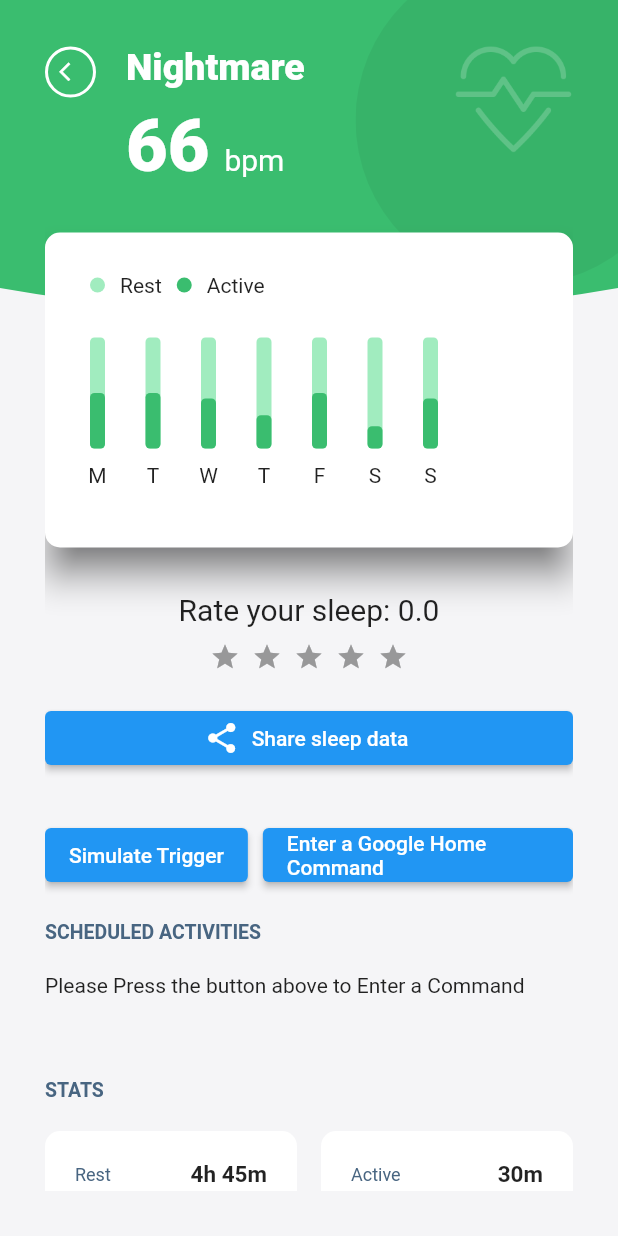
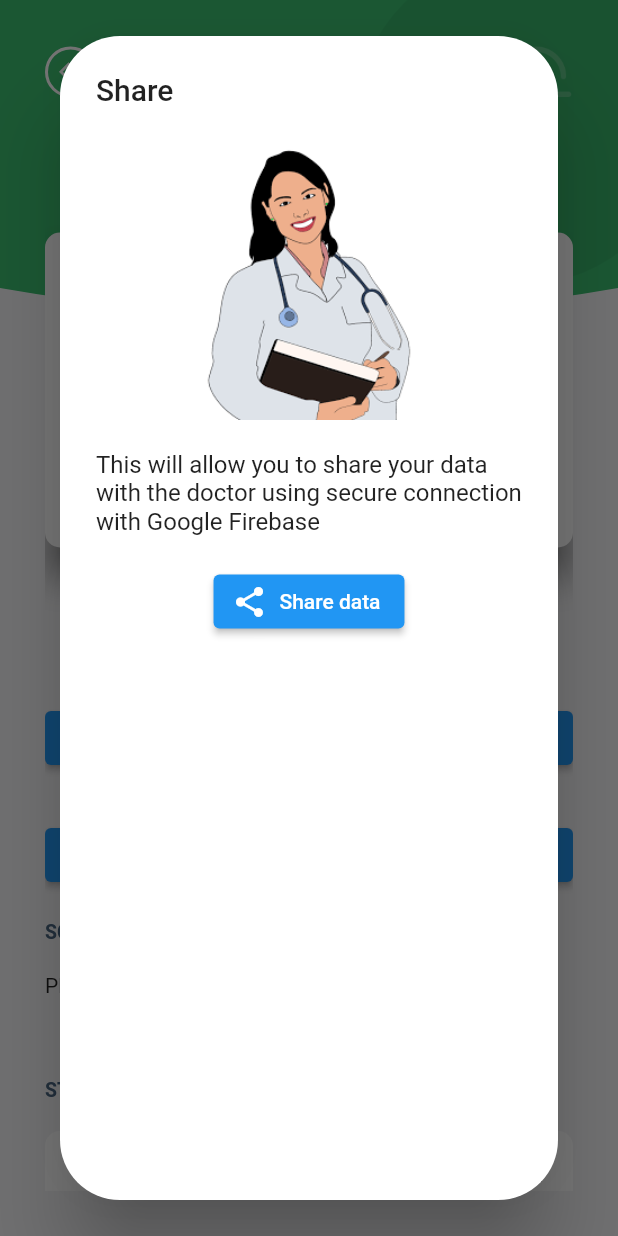
Before and after one commit to OkekeFabian/stressApp, a Flutter app: the DetailScreen screen opened directly, after a tap on "Share sleep data", on a phone screen of 412 x 824 dp. Run offline on Flutter 3.47's test engine with Material 2 defaults, Android fonts, the phone set to English and light mode, and no system bars; drawn by our look-alikes of flutter_rating_bar; our stand-ins replace flutter_tts, introduction_screen, keyboard_dismisser, lottie.

```diff
--- a/lib/screens/detail_screen.dart
+++ b/lib/screens/detail_screen.dart
@@ -29,6 +29,15 @@ class _DetailScreenState extends State<DetailScreen> {
   final double _itemExtent = 50.0;
   bool isSwitched = false;
   final FlutterTts flutterTts = FlutterTts();
+
+  int level = 45;
+
+  Widget _buildImage(String assetName) {
+    return Align(
+      child: Image.asset(assetName, width: 150.0),
+      alignment: Alignment.bottomCenter,
+    );
+  }
 
   @override
   Widget build(BuildContext context) {
@@ -171,7 +180,7 @@ class _DetailScreenState extends State<DetailScreen> {
                                   color: Constants.lightGreen,
                                   shape: BoxShape.circle),
                             ),
-                            const Text("Rest"),
+                            const Text("Asleep"),
                             Container(
                               margin: const EdgeInsets.only(
                                   left: 10.0, right: 10.0),
@@ -181,7 +190,16 @@ class _DetailScreenState extends State<DetailScreen> {
                                   color: Constants.darkGreen,
                                   shape: BoxShape.circle),
                             ),
-                            const Text("Active"),
+                            const Text("Awake"),
+                            Container(
+                              margin: const EdgeInsets.only(
+                                  left: 10.0, right: 10.0),
+                              width: 10,
+                              height: 10,
+                              decoration: const BoxDecoration(
+                                  color: Colors.red, shape: BoxShape.circle),
+                            ),
+                            const Text("Nightmare"),
                           ],
                         ),
                         const SizedBox(height: 20),
@@ -193,37 +211,37 @@ class _DetailScreenState extends State<DetailScreen> {
                             children: [
                               ProgressVertical(
                                 value: 50,
-                                date: "M",
+                                date: "1",
                                 isShowDate: true,
                               ),
                               ProgressVertical(
                                 value: 50,
-                                date: "T",
+                                date: "2",
                                 isShowDate: true,
                               ),
                               ProgressVertical(
                                 value: 45,
-                                date: "W",
+                                date: "3",
                                 isShowDate: true,
                               ),
                               ProgressVertical(
                                 value: 30,
-                                date: "T",
+                                date: "4",
                                 isShowDate: true,
                               ),
                               ProgressVertical(
                                 value: 50,
-                                date: "F",
+                                date: "5",
                                 isShowDate: true,
                               ),
                               ProgressVertical(
                                 value: 20,
-                                date: "S",
+                                date: "6",
                                 isShowDate: true,
                               ),
                               ProgressVertical(
-                                value: 45,
-                                date: "S",
+                                value: level,
+                                date: "7",
                                 isShowDate: true,
                               ),
                             ],
@@ -242,16 +260,17 @@ class _DetailScreenState extends State<DetailScreen> {
                     children: [
                       Text(
                         'Rate your sleep: $rating',
-                        style: TextStyle(fontSize: 20),
+                        style: const TextStyle(fontSize: 20),
                       ),
                       const SizedBox(height: 10),
                       RatingBar.builder(
                           minRating: 1,
                           itemSize: 20,
-                          itemPadding: EdgeInsets.symmetric(horizontal: 4),
+                          itemPadding:
+                              const EdgeInsets.symmetric(horizontal: 4),
                           updateOnDrag: true,
                           itemBuilder: (context, _) =>
-                              Icon(Icons.star, color: Colors.amber),
+                              const Icon(Icons.star, color: Colors.amber),
                           onRatingUpdate: (rating) => setState(() {
                                 this.rating = rating;
                               })),
@@ -260,7 +279,36 @@ class _DetailScreenState extends State<DetailScreen> {
                 ),
                 const SizedBox(height: 20),
                 ElevatedButton.icon(
-                    onPressed: () {},
+                    onPressed: () {
+                      showDialog(
+                          context: context,
+                          builder: (BuildContext context) {
+                            return AlertDialog(
+                              shape: RoundedRectangleBorder(
+                                  borderRadius: BorderRadius.circular(40)),
+                              title: const Text('Share '),
+                              content: Container(
+                                child: Column(
+                                  children: [
+                                    _buildImage('assets/icons/doctor.jpg'),
+                                    const SizedBox(
+                                      height: 20,
+                                    ),
+                                    const Text(
+                                        "This will allow you to share your data with the doctor using secure connection with Google Firebase "),
+                                    const SizedBox(
+                                      height: 20,
+                                    ),
+                                    ElevatedButton.icon(
+                                        onPressed: () {},
+                                        icon: const Icon(Icons.share),
+                                        label: const Text('Share data')),
+                                  ],
+                                ),
+                              ),
+                            );
+                          });
+                    },
                     icon: const Icon(Icons.share),
                     label: const Text('Share sleep data')),
                 const SizedBox(height: 30),
@@ -269,7 +317,20 @@ class _DetailScreenState extends State<DetailScreen> {
                   mainAxisAlignment: MainAxisAlignment.spaceEvenly,
                   children: [
                     ElevatedButton(
-                        onPressed: getBatteryLevel,
+                        onPressed: (() {
+                          getBatteryLevel;
+                          setState(() {
+                            level = 90;
+                            ScaffoldMessenger.of(context)
+                                .showSnackBar(const SnackBar(
+                                    backgroundColor: Colors.red,
+                                    content: SizedBox(
+                                      height: 40,
+                                      child: Text(
+                                          'Nightmare detected, activating respective command'),
+                                    )));
+                          });
+                        }),
                         child: const Text("Simulate Trigger")),
                     const SizedBox(width: 10),
                     Expanded(
--- a/lib/screens/register.dart
+++ b/lib/screens/register.dart
@@ -54,6 +54,7 @@ class _RegisterScreenState extends State<RegisterScreen> {
               height: size.height,
               child: Form(
                 key: _formKey,
+                child: SingleChildScrollView(
                   child: Column(
                     mainAxisAlignment: MainAxisAlignment.center,
                     children: <Widget>[
@@ -79,7 +80,8 @@ class _RegisterScreenState extends State<RegisterScreen> {
                               val.isEmpty ? 'Please Enter Name' : null,
                           decoration: const InputDecoration(labelText: "Name"),
                           inputFormatters: [
-                          FilteringTextInputFormatter.allow(RegExp('[a-zA-Z]')),
+                            FilteringTextInputFormatter.allow(
+                                RegExp('[a-zA-Z]')),
                           ],
                         ),
                       ),
@@ -187,6 +189,7 @@ class _RegisterScreenState extends State<RegisterScreen> {
                 ),
               ),
             ),
+          ),
         ]),
       ),
     );
--- a/lib/widgets/command_list_item.dart
+++ b/lib/widgets/command_list_item.dart
@@ -10,7 +10,8 @@ class CommandListItem extends StatelessWidget {
   final CommandEntry commandEntry;
   final int index;
 
-  CommandListItem(this.commandEntry, this.index);
+  const CommandListItem(this.commandEntry, this.index, {Key key})
+      : super(key: key);
 
   @override
   Widget build(BuildContext context) {
--- a/lib/widgets/progress_vertical.dart
+++ b/lib/widgets/progress_vertical.dart
@@ -2,12 +2,25 @@ import 'package:flutter/cupertino.dart';
 import 'package:flutter/material.dart';
 import 'package:stress_app/utils/const.dart';
 
-class ProgressVertical extends StatelessWidget {
+class ProgressVertical extends StatefulWidget {
   final int value;
   final String date;
   final bool isShowDate;
 
   ProgressVertical({this.value, this.date, this.isShowDate});
+
+  @override
+  State<ProgressVertical> createState() => _ProgressVerticalState();
+}
+
+class _ProgressVerticalState extends State<ProgressVertical> {
+  changeColor(int value) {
+    if (value <= 75) {
+      return Constants.darkGreen;
+    } else {
+      return Colors.red;
+    }
+  }
 
   @override
   Widget build(BuildContext context) {
@@ -37,9 +50,9 @@ class ProgressVertical extends StatelessWidget {
                             borderRadius:
                                 const BorderRadius.all(Radius.circular(3.0)),
                             shape: BoxShape.rectangle,
-                            color: Constants.darkGreen,
+                            color: changeColor(widget.value),
                           ),
-                          height: constraints.maxHeight * (value / 100),
+                          height: constraints.maxHeight * (widget.value / 100),
                           width: constraints.maxWidth,
                         ),
                       ),
@@ -49,7 +62,7 @@ class ProgressVertical extends StatelessWidget {
               ),
             ),
             const SizedBox(height: 10),
-            Text((isShowDate) ? date : ""),
+            Text((widget.isShowDate) ? widget.date : ""),
           ],
         ));
   }
```
Also changed, not shown: assets/icons/doctor.jpg (added). Lines whose indentation alone changed are shown as unchanged.
